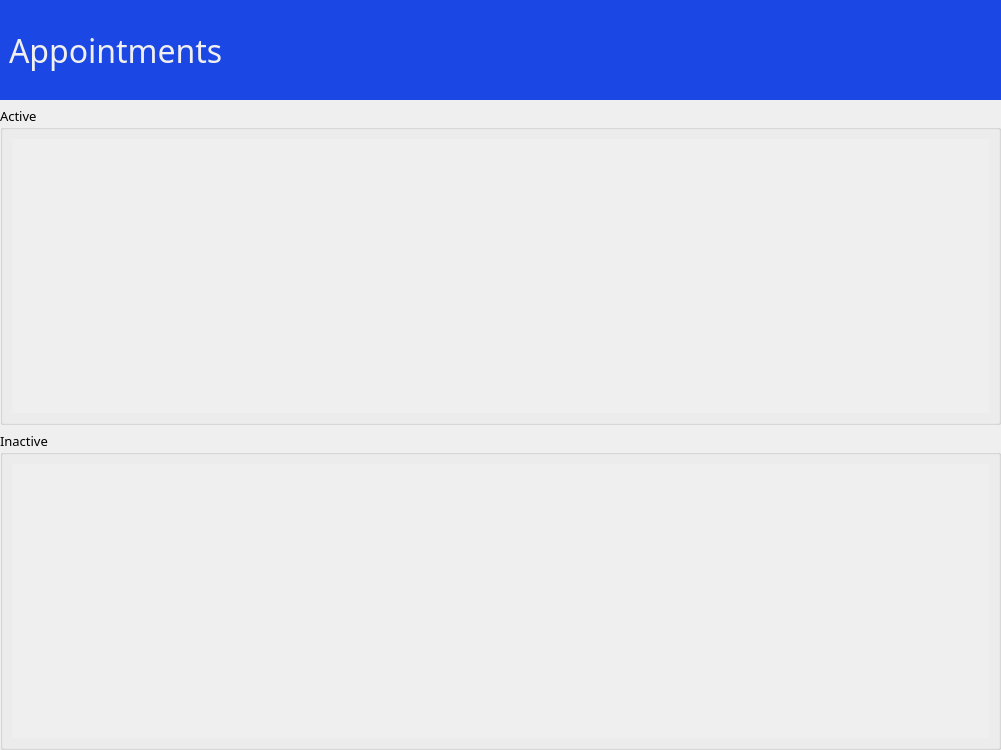
Qt form ui/uiFiles/appointmentsWindow.ui (efeKbkci/CarRentalApp) before a commit.
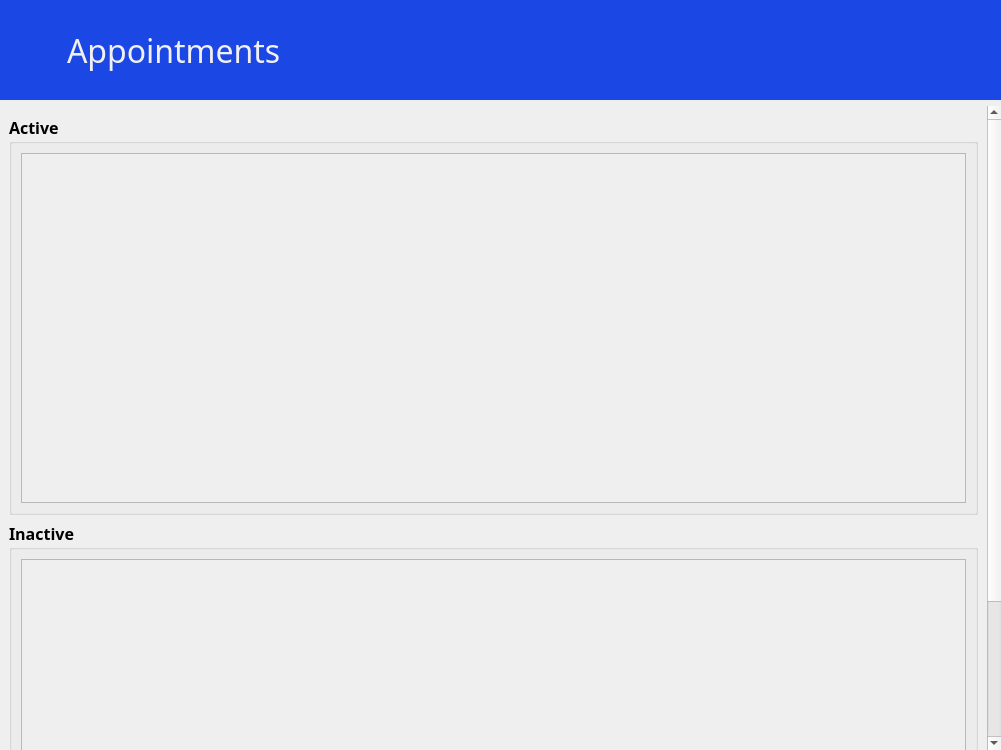
The same form after that commit. Icons and pictures are not drawn.

```diff
--- a/ui/uiFiles/appointmentsWindow.ui
+++ b/ui/uiFiles/appointmentsWindow.ui
@@ -10,6 +10,18 @@
     <height>750</height>
    </rect>
   </property>
+  <property name="sizePolicy">
+   <sizepolicy hsizetype="Maximum" vsizetype="Maximum">
+    <horstretch>0</horstretch>
+    <verstretch>0</verstretch>
+   </sizepolicy>
+  </property>
+  <property name="minimumSize">
+   <size>
+    <width>800</width>
+    <height>600</height>
+   </size>
+  </property>
   <property name="windowTitle">
    <string>Form</string>
   </property>
@@ -47,10 +59,58 @@
       </size>
      </property>
      <property name="styleSheet">
-      <string notr="true">background-color: rgb(27, 71, 229);
-color: #F0F0F0;</string>
+      <string notr="true">#top_app_bar{
+	background-color: rgb(27, 71, 229);
+}
+
+QLabel {
+	color: #F0F0F0;
+}</string>
      </property>
      <layout class="QHBoxLayout" name="horizontalLayout_2">
+      <item>
+       <widget class="QPushButton" name="back_btn">
+        <property name="sizePolicy">
+         <sizepolicy hsizetype="Maximum" vsizetype="Maximum">
+          <horstretch>0</horstretch>
+          <verstretch>0</verstretch>
+         </sizepolicy>
+        </property>
+        <property name="styleSheet">
+         <string notr="true">background-color: transparent;
+border: None;</string>
+        </property>
+        <property name="text">
+         <string/>
+        </property>
+        <property name="icon">
+         <iconset>
+          <normaloff>../../assets/icons/back_navigation.png</normaloff>../../assets/icons/back_navigation.png</iconset>
+        </property>
+        <property name="iconSize">
+         <size>
+          <width>32</width>
+          <height>32</height>
+         </size>
+        </property>
+       </widget>
+      </item>
+      <item>
+       <spacer name="horizontalSpacer">
+        <property name="orientation">
+         <enum>Qt::Horizontal</enum>
+        </property>
+        <property name="sizeType">
+         <enum>QSizePolicy::Fixed</enum>
+        </property>
+        <property name="sizeHint" stdset="0">
+         <size>
+          <width>20</width>
+          <height>20</height>
+         </size>
+        </property>
+       </spacer>
+      </item>
       <item>
        <widget class="QLabel" name="appointments_label">
         <property name="font">
@@ -68,21 +128,11 @@
     </widget>
    </item>
    <item>
-    <widget class="QGroupBox" name="active_groupbox">
-     <property name="font">
-      <font>
-       <family>Roboto Mono Medium</family>
-       <pointsize>10</pointsize>
-      </font>
-     </property>
-     <property name="title">
-      <string>Active</string>
-     </property>
-     <layout class="QVBoxLayout" name="verticalLayout_2">
-      <item>
        <widget class="QScrollArea" name="scrollArea">
         <property name="styleSheet">
-         <string notr="true">border: None;</string>
+      <string notr="true">#scrollArea {
+border:None;
+}</string>
         </property>
         <property name="widgetResizable">
          <bool>true</bool>
@@ -92,33 +142,39 @@
           <rect>
            <x>0</x>
            <y>0</y>
-           <width>977</width>
-           <height>271</height>
-          </rect>
-         </property>
-        </widget>
-       </widget>
-      </item>
-     </layout>
-    </widget>
-   </item>
+        <width>980</width>
+        <height>829</height>
+       </rect>
+      </property>
+      <layout class="QVBoxLayout" name="verticalLayout_2">
    <item>
-    <widget class="QGroupBox" name="inactive_groupbox">
+        <widget class="QGroupBox" name="groupBox">
      <property name="font">
       <font>
-       <family>Roboto Mono Medium</family>
-       <pointsize>10</pointsize>
+           <family>Roboto Mono SemiBold</family>
+           <pointsize>12</pointsize>
+           <weight>75</weight>
+           <bold>true</bold>
       </font>
      </property>
      <property name="title">
-      <string>Inactive</string>
-     </property>
-     <layout class="QVBoxLayout" name="verticalLayout_3">
+          <string>Active</string>
+         </property>
+         <layout class="QHBoxLayout" name="horizontalLayout">
       <item>
        <widget class="QScrollArea" name="scrollArea_2">
-        <property name="styleSheet">
-         <string notr="true">border:None;</string>
-        </property>
+            <property name="sizePolicy">
+             <sizepolicy hsizetype="Expanding" vsizetype="Fixed">
+              <horstretch>0</horstretch>
+              <verstretch>0</verstretch>
+             </sizepolicy>
+            </property>
+            <property name="minimumSize">
+             <size>
+              <width>0</width>
+              <height>350</height>
+             </size>
+            </property>
         <property name="widgetResizable">
          <bool>true</bool>
         </property>
@@ -127,14 +183,74 @@
           <rect>
            <x>0</x>
            <y>0</y>
-           <width>977</width>
-           <height>271</height>
-          </rect>
-         </property>
+               <width>932</width>
+               <height>348</height>
+              </rect>
+             </property>
+             <layout class="QHBoxLayout" name="active_appointments_layout">
+              <property name="spacing">
+               <number>25</number>
+              </property>
+             </layout>
         </widget>
        </widget>
       </item>
      </layout>
+        </widget>
+       </item>
+       <item>
+        <widget class="QGroupBox" name="groupBox_2">
+         <property name="font">
+          <font>
+           <family>Roboto Mono SemiBold</family>
+           <pointsize>12</pointsize>
+           <weight>75</weight>
+           <bold>true</bold>
+          </font>
+         </property>
+         <property name="title">
+          <string>Inactive</string>
+         </property>
+         <layout class="QHBoxLayout" name="horizontalLayout_3">
+          <item>
+           <widget class="QScrollArea" name="scrollArea_3">
+            <property name="sizePolicy">
+             <sizepolicy hsizetype="Expanding" vsizetype="Fixed">
+              <horstretch>0</horstretch>
+              <verstretch>0</verstretch>
+             </sizepolicy>
+            </property>
+            <property name="minimumSize">
+             <size>
+              <width>0</width>
+              <height>350</height>
+             </size>
+            </property>
+            <property name="widgetResizable">
+             <bool>true</bool>
+            </property>
+            <widget class="QWidget" name="scrollAreaWidgetContents_3">
+             <property name="geometry">
+              <rect>
+               <x>0</x>
+               <y>0</y>
+               <width>932</width>
+               <height>348</height>
+              </rect>
+             </property>
+             <layout class="QHBoxLayout" name="inactive_appointments_layout">
+              <property name="spacing">
+               <number>25</number>
+              </property>
+             </layout>
+            </widget>
+           </widget>
+          </item>
+         </layout>
+        </widget>
+       </item>
+      </layout>
+     </widget>
     </widget>
    </item>
   </layout>
```
Left out of the diff: 4 changed lines with no effect on the pictures. Lines whose indentation alone changed are shown as unchanged.
